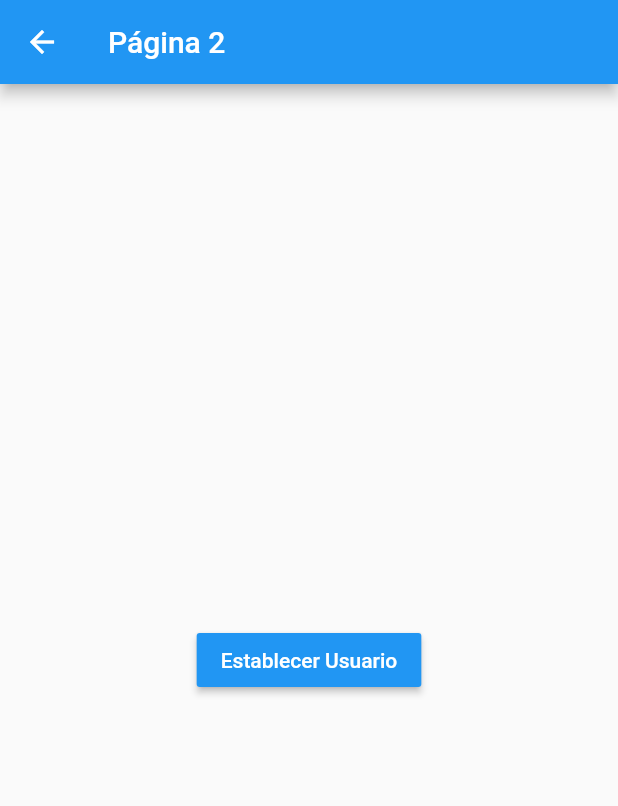
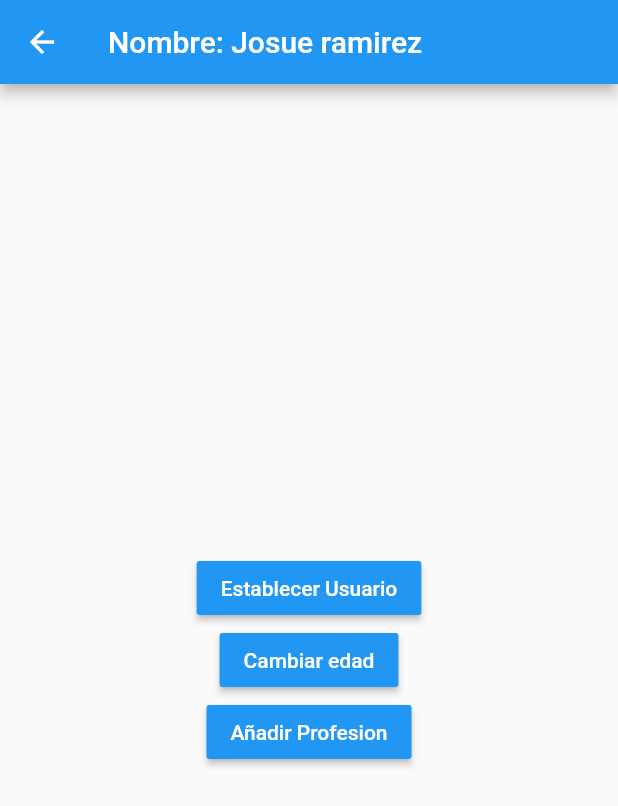
Before and after one commit to RamirezJosue/patrones-flutter, a Flutter app: the Pagina2Page screen opened by its route, after a tap on "Establecer Usuario", on a phone screen of 412 x 824 dp. Shown: the top 806 px of the screen. Run offline on Flutter 3.47's test engine with Material 2 defaults, Android fonts, the phone set to English and light mode, and no system bars.

Commit message:
fin singleton

```diff
--- /dev/null
+++ b/lib/models/usuario.dart
@@ -0,0 +1,12 @@
+import 'package:meta/meta.dart';
+
+class Usuario {
+
+  String nombre;
+  int? edad;
+  List<String>? profesiones;
+
+  Usuario({ required this.nombre, this.edad, this.profesiones })
+  : assert( nombre != null);
+
+}
--- a/lib/pages/pagina1_page.dart
+++ b/lib/pages/pagina1_page.dart
@@ -1,13 +1,23 @@
 import 'package:flutter/material.dart';
+import 'package:patrones/services/usuario_service.dart';
+import 'package:patrones/models/usuario.dart';
 
 class Pagina1Page extends StatelessWidget {
+
   @override
   Widget build(BuildContext context) {
     return Scaffold(
       appBar: AppBar(
         title: Text('Página 1'),
       ),
-      body: InformacionUsuario(),
+      body: StreamBuilder(
+        stream: usuarioService.usuarioStream,
+        builder: (BuildContext context, AsyncSnapshot<Usuario> snapshot) {
+          return snapshot.hasData
+            ? InformacionUsuario(snapshot.data)
+            :Center(child: Text('No hay informarción'));
+        },
+      ),
       floatingActionButton: FloatingActionButton(
         child: Icon(Icons.accessibility_new),
         onPressed: () => Navigator.pushNamed(context, 'pagina2'),
@@ -17,6 +27,9 @@
 }
 
 class InformacionUsuario extends StatelessWidget {
+    final Usuario? usuario;
+
+  const InformacionUsuario(this.usuario);
   @override
   Widget build(BuildContext context) {
     return Container(
@@ -27,8 +40,8 @@
         children: [
           Text('General',style: TextStyle(fontSize: 18, fontWeight: FontWeight.bold)),
           Divider(),
-          ListTile(title: Text('Nombre: ')),
-          ListTile(title: Text('Edad: ')),
+          ListTile(title: Text('Nombre: ${usuario?.nombre}')),
+          ListTile(title: Text('Edad: ${usuario?.edad}')),
           Text('Profesiones',style: TextStyle(fontSize: 18, fontWeight: FontWeight.bold)),
           ListTile(title: Text('Profesion 1: ')),
           ListTile(title: Text('Profesion 1: ')),
--- a/lib/pages/pagina2_page.dart
+++ b/lib/pages/pagina2_page.dart
@@ -1,11 +1,20 @@
 import 'package:flutter/material.dart';
+import 'package:patrones/models/usuario.dart';
+import 'package:patrones/services/usuario_service.dart';
 
 class Pagina2Page extends StatelessWidget {
   @override
   Widget build(BuildContext context) {
     return Scaffold(
       appBar: AppBar(
-        title: Text('Página 2'),
+        title: StreamBuilder(
+          stream: usuarioService.usuarioStream,
+          builder: (BuildContext context, AsyncSnapshot<Usuario> snapshot) {
+            return snapshot.hasData
+            ? Text('Nombre: ${snapshot.data?.nombre}')
+            : Text('Pagina 2');
+          },
+        ),
       ),
       body: Center(
         child: Column(
@@ -13,8 +22,25 @@
           children: [
             MaterialButton(
               color: Colors.blue,
+              child: Text('Establecer Usuario',style: TextStyle(color: Colors.white)),
+              onPressed: () {
+                final nuevoUsuario = new Usuario(nombre: 'Josue ramirez', edad: 25);
+                usuarioService.cargarUsuario(nuevoUsuario);
+              },
+            ),
+
+            MaterialButton(
+              color: Colors.blue,
+              child: Text('Cambiar edad',style: TextStyle(color: Colors.white)),
+              onPressed: () {
+                usuarioService.cambiarEdad(26);
+              },
+            ),
+
+            MaterialButton(
+              color: Colors.blue,
+              child: Text('Añadir Profesion',style: TextStyle(color: Colors.white)),
               onPressed: () {},
-              child: Text('Establecer Usuario',style: TextStyle(color: Colors.white)),
             )
           ],
         ),
--- /dev/null
+++ b/lib/services/usuario_service.dart
@@ -0,0 +1,32 @@
+import 'dart:async';
+
+import 'package:patrones/models/usuario.dart';
+
+class _UsuarioService {
+  late Usuario _usuario;
+
+  StreamController<Usuario> _usuarioStreamController = new StreamController<Usuario>.broadcast();
+
+
+  Usuario? get usuario => this._usuario;
+  bool get existeUsuario => (this._usuario != null) ? true: false;
+
+  Stream<Usuario> get usuarioStream => _usuarioStreamController.stream;
+
+  void cargarUsuario( Usuario user) {
+    this._usuario = user;
+    this._usuarioStreamController.add(user);
+  }
+
+  void cambiarEdad( int edad ) {
+    this._usuario.edad = edad;
+    this._usuarioStreamController.add(this._usuario);
+  }
+
+  dispose() {
+    this._usuarioStreamController.close();
+  }
+}
+
+
+final usuarioService = new _UsuarioService();
```
